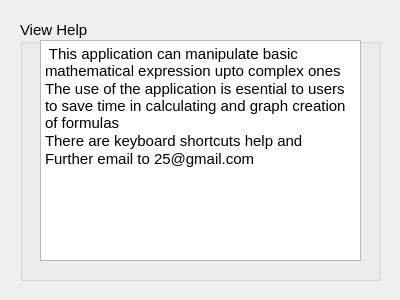
Qt form Calculator/viewhelp.ui (MohamedShanaz/xforcerepo) before a commit.
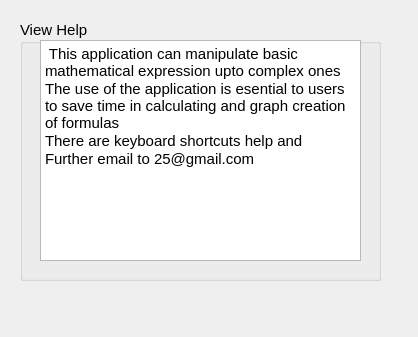
The same form after that commit.

Patch:
```diff
--- a/Calculator/viewhelp.ui
+++ b/Calculator/viewhelp.ui
@@ -6,8 +6,8 @@
    <rect>
     <x>0</x>
     <y>0</y>
-    <width>400</width>
-    <height>300</height>
+    <width>418</width>
+    <height>337</height>
    </rect>
   </property>
   <property name="windowTitle">
```
